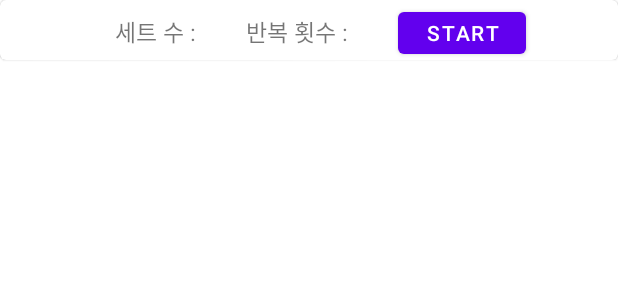
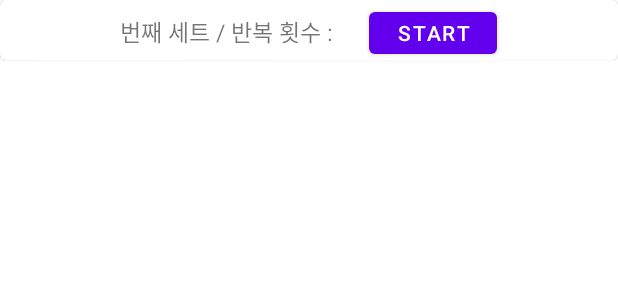
Before and after one commit to Inpyo-Hong/proj, an Android app: the layout holder_schedule_with_exercise.xml on its own in the app's theme, with its tools: preview values and no code run, on a phone screen of 412 x 824 dp. Shown: the top 300 px of the screen. Run offline under Robolectric (Android 15) with nearby library versions, the phone set to English and light mode, and no system bars.

```diff
--- a/app/src/main/res/layout/activity_today_exercise.xml
+++ b/app/src/main/res/layout/activity_today_exercise.xml
@@ -38,6 +38,8 @@
         android:id="@+id/floating_action_button"
         android:layout_width="wrap_content"
         android:layout_height="wrap_content"
-        app:layout_constraintEnd_toEndOf="parent"
-        app:layout_constraintBottom_toBottomOf="parent"/>
+        android:layout_marginTop="5dp"
+        android:layout_marginRight="5dp"
+        app:layout_constraintEnd_toEndOf="@+id/toolbar"
+        app:layout_constraintTop_toTopOf="parent" />
 </androidx.constraintlayout.widget.ConstraintLayout>
--- a/app/src/main/res/layout/holder_schedule_with_exercise.xml
+++ b/app/src/main/res/layout/holder_schedule_with_exercise.xml
@@ -12,42 +12,44 @@
         <TextView
             android:id="@+id/name_text_view"
             android:textAlignment="center"
+            android:layout_marginLeft="30dp"
             android:gravity="center"
             android:textSize="20sp"
-            android:layout_width="70dp"
+            android:layout_width="wrap_content"
             android:layout_height="40dp"/>
         <TextView
-            android:layout_width="60dp"
-            android:layout_height="40dp"
-            android:layout_marginLeft="5dp"
-            android:gravity="center"
-            android:textAlignment="center"
-            android:text="세트 수 : "
-            android:textSize="15sp"/>
-        <TextView
             android:id="@+id/set_text_view"
-            android:layout_width="30dp"
+            android:layout_width="20dp"
+            android:layout_marginLeft="30dp"
             android:gravity="center"
             android:textAlignment="center"
             android:layout_height="40dp"
             android:textSize="15sp"/>
         <TextView
-            android:layout_width="70dp"
+            android:layout_width="wrap_content"
             android:layout_height="40dp"
             android:gravity="center"
             android:textAlignment="center"
-            android:text="반복 횟수 : "
+            android:text="번째 세트 /"
+            android:textSize="15sp"/>
+        <TextView
+            android:layout_width="wrap_content"
+            android:layout_height="40dp"
+            android:gravity="center"
+            android:textAlignment="center"
+            android:text=" 반복 횟수 : "
             android:textSize="15sp"/>
         <TextView
             android:id="@+id/rep_text_view"
             android:gravity="center"
             android:textAlignment="center"
-            android:layout_width="30dp"
+            android:layout_width="wrap_content"
             android:layout_height="40dp"
             android:textSize="15sp"/>
 
         <Button
             android:id="@+id/btn_posenet"
+            android:layout_marginLeft="20dp"
             android:layout_width="85dp"
             android:layout_height="40dp"
             android:text="Start" />
```
Also changed, not shown: app/src/main/java/com/taetae98/iip/activity/TodayExerciseActivity.java (+25 -3 lines), 529 other files.
